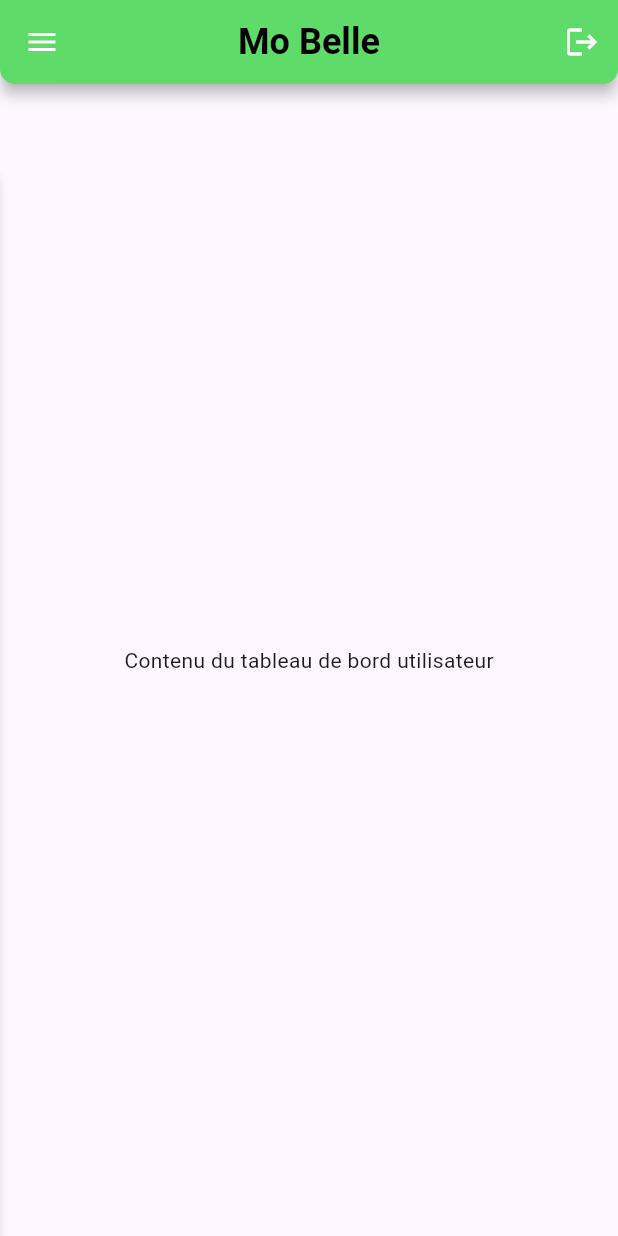
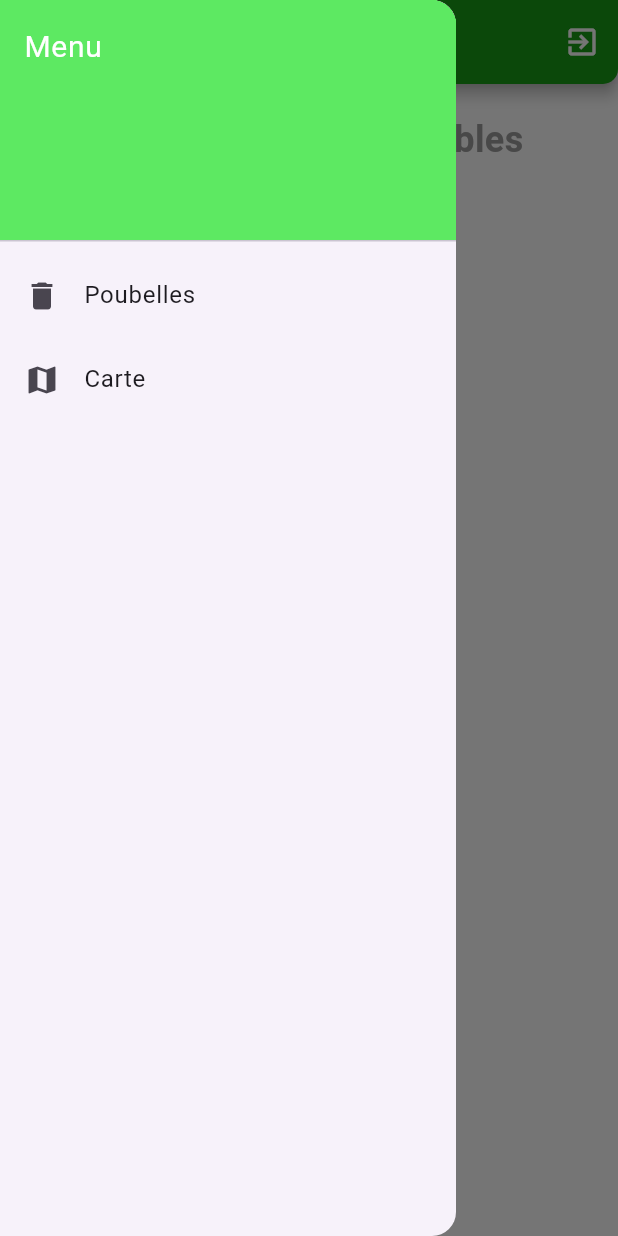
Before and after one commit to Nathan2413/Mobelle, a Flutter app: the UDashboard screen opened directly, with the side drawer open (before the commit the screen has no drawer), on a phone screen of 412 x 824 dp. Run offline on Flutter 3.47's test engine with Material 3 defaults, Android fonts, the phone set to English and light mode, and no system bars; our stand-ins replace cloud_firestore, file_picker, firebase_core; accounts and stored records are empty.

Commit message:
17052024

```diff
--- /dev/null
+++ b/lib/utilisateur/fako.dart
@@ -0,0 +1,156 @@
+import 'package:flutter/material.dart';
+import 'package:cloud_firestore/cloud_firestore.dart';
+
+class FakoScreen extends StatelessWidget {
+  @override
+  Widget build(BuildContext context) {
+    return Scaffold(
+      body: Container(
+        padding: EdgeInsets.all(20.0),
+        alignment: Alignment.center,
+        color: Colors.white,
+        child: Column(
+          mainAxisAlignment: MainAxisAlignment.center,
+          children: [
+            Text(
+              'Les poubelles disponibles',
+              style: TextStyle(
+                fontSize: 24.0,
+                fontWeight: FontWeight.bold,
+                color: Colors.grey,
+              ),
+            ),
+            SizedBox(height: 20.0),
+            Expanded(
+              child: PoubellesList(), // Affiche la liste des poubelles
+            ),
+          ],
+        ),
+      ),
+    );
+  }
+}
+
+class PoubellesList extends StatelessWidget {
+  @override
+  Widget build(BuildContext context) {
+    return StreamBuilder(
+      stream: FirebaseFirestore.instance.collection('poubelles').snapshots(),
+      builder: (BuildContext context, AsyncSnapshot<QuerySnapshot> snapshot) {
+        if (snapshot.hasError) {
+          return Text('Erreur: ${snapshot.error}');
+        }
+
+        if (snapshot.connectionState == ConnectionState.waiting) {
+          return CircularProgressIndicator();
+        }
+
+        if (snapshot.data!.docs.isEmpty) {
+          return Text('Aucune poubelle disponible.');
+        }
+
+        return ListView(
+          children: snapshot.data!.docs.map((DocumentSnapshot document) {
+            Map<String, dynamic> data = document.data() as Map<String, dynamic>;
+            String nom = data['nom'];
+            String localisation = data['localisation'];
+            return PoubelleCard(
+              nom: nom,
+              localisation: localisation,
+            );
+          }).toList(),
+        );
+      },
+    );
+  }
+}
+
+class PoubelleCard extends StatelessWidget {
+  final String nom;
+  final String localisation;
+
+  PoubelleCard({required this.nom, required this.localisation});
+
+  @override
+  Widget build(BuildContext context) {
+    return Card(
+      elevation: 4,
+      margin: EdgeInsets.symmetric(vertical: 10.0),
+      color: Colors.grey[300], // Utilisation d'une teinte de gris neutre
+      child: Padding(
+        padding: EdgeInsets.all(10.0),
+        child: Row(
+          children: [
+            Image.asset(
+              'images/bg.png',
+              width: 100.0,
+              height: 100.0,
+              fit: BoxFit.cover,
+            ),
+            SizedBox(width: 10.0),
+            Expanded(
+              child: Column(
+                crossAxisAlignment: CrossAxisAlignment.start,
+                children: [
+                  Row(
+                    children: [
+                      Icon(Icons.title, color: Colors.blue),
+                      SizedBox(width: 5.0),
+                      Text(
+                        nom,
+                        style: TextStyle(
+                          fontSize: 18.0,
+                          fontWeight: FontWeight.bold,
+                          color: Colors.black,
+                        ),
+                      ),
+                    ],
+                  ),
+                  SizedBox(height: 8.0),
+                  Row(
+                    children: [
+                      Icon(Icons.location_on,
+                          color: Color.fromARGB(255, 240, 31, 28)),
+                      SizedBox(width: 5.0),
+                      Text(
+                        localisation,
+                        style: TextStyle(
+                          fontSize: 16.0,
+                          color: Colors.black,
+                        ),
+                      ),
+                    ],
+                  ),
+                  SizedBox(height: 8.0),
+                  Align(
+                    alignment: Alignment.centerRight,
+                    child: Container(
+                      decoration: BoxDecoration(
+                        color: Color.fromARGB(
+                            255, 16, 165, 8), // Couleur de fond du bouton
+                        borderRadius:
+                            BorderRadius.circular(10.0), // Bordure arrondie
+                      ),
+                      child: TextButton(
+                        onPressed: () {
+                          // Action à effectuer lorsque le bouton est pressé
+                        },
+                        child: Text(
+                          'Details',
+                          style: TextStyle(
+                            fontSize: 14.0,
+                            color: Colors.white, // Couleur du texte du bouton
+                          ),
+                        ),
+                      ),
+                    ),
+                  ),
+                ],
+              ),
+            ),
+          ],
+        ),
+      ),
+    );
+  }
+}
--- a/lib/utilisateur/u_dashboard.dart
+++ b/lib/utilisateur/u_dashboard.dart
@@ -1,179 +1,164 @@
 import 'package:flutter/material.dart';
-import '../ecran.dart';
-import '../carte.dart';
+import '../ecran.dart'; // Importation de "../ecran.dart"
+import 'fako.dart'; // Importation de "../fako.dart"
 
 class UDashboard extends StatefulWidget {
-  const UDashboard({Key? key}) : super(key: key);
-
   @override
   _UDashboardState createState() => _UDashboardState();
 }
 
 class _UDashboardState extends State<UDashboard>
     with SingleTickerProviderStateMixin {
-  late AnimationController _animationController;
-  late Animation<double> _animation;
-
-  bool _isMenuOpen = false;
+  bool _showImage = false;
+  late AnimationController _controller;
+  late Animation<Offset> _animation;
 
   @override
   void initState() {
     super.initState();
-    _animationController = AnimationController(
+    _controller = AnimationController(
       vsync: this,
-      duration: Duration(milliseconds: 300),
+      duration: Duration(milliseconds: 500), // Durée de l'animation
     );
-    _animation = CurvedAnimation(
-      parent: _animationController,
-      curve: Curves.easeInOut,
-    );
+    _animation = Tween<Offset>(
+      begin: Offset(0.0, 1.0), // Commence en bas de l'écran
+      end: Offset.zero, // Se termine en haut de l'écran
+    ).animate(_controller);
   }
 
   @override
   void dispose() {
-    _animationController.dispose();
+    _controller.dispose();
     super.dispose();
-  }
-
-  void _toggleMenu() {
-    setState(() {
-      _isMenuOpen = !_isMenuOpen;
-      if (_isMenuOpen) {
-        _animationController.forward();
-      } else {
-        _animationController.reverse();
-      }
-    });
-  }
-
-  void _navigateToCarte() {
-    Navigator.push(
-      context,
-      MaterialPageRoute(builder: (context) => Carte()),
-    );
   }
 
   @override
   Widget build(BuildContext context) {
     return Scaffold(
       appBar: AppBar(
-        title: Text(
-          'Mo Belle',
-          style: TextStyle(
-            color: Colors.black,
-            fontSize: 24.0,
-            fontWeight: FontWeight.bold,
-          ),
-        ),
-        centerTitle: true,
-        backgroundColor: const Color.fromARGB(255, 93, 233, 98),
+        backgroundColor: const Color.fromARGB(255, 16, 165, 8),
         shape: RoundedRectangleBorder(
-          borderRadius: BorderRadius.only(
-            bottomLeft: Radius.circular(10.0),
-            bottomRight: Radius.circular(10.0),
-          ),
+          borderRadius: BorderRadius.vertical(bottom: Radius.circular(10)),
         ),
         elevation: 4,
         shadowColor: Colors.grey[400],
-        leading: IconButton(
-          icon: AnimatedIcon(
-            icon: AnimatedIcons.menu_close,
-            progress: _animationController,
+        title: Center(
+          child: Text(
+            'Mo Belle',
+            style: TextStyle(
+              fontWeight: FontWeight.bold,
+              color: Colors.white,
+              fontSize: 24,
+              shadows: [
+                Shadow(
+                  color: Colors.black.withOpacity(0.5),
+                  blurRadius: 2,
+                  offset: Offset(2, 2),
                 ),
-          onPressed: _toggleMenu,
+              ],
+            ),
+          ),
+        ),
+        leading: Builder(
+          builder: (BuildContext context) {
+            return IconButton(
+              icon: Icon(Icons.menu),
+              onPressed: () {
+                Scaffold.of(context).openDrawer();
+              },
+            );
+          },
         ),
         actions: [
           IconButton(
-            icon: Icon(Icons.logout),
+            icon: Icon(Icons.exit_to_app),
             onPressed: () {
-              Navigator.pushReplacement(
+              Navigator.push(
                 context,
                 MaterialPageRoute(
-                  builder: (context) => MyApp(),
+                  builder: (context) =>
+                      MyApp(), // Redirection vers MyApp() de "../ecran.dart"
                 ),
               );
             },
           ),
         ],
       ),
-      body: Stack(
+      drawer: Drawer(
+        child: ListView(
+          padding: EdgeInsets.zero,
           children: [
-          Container(
-            child: Center(
-              child: Text('Contenu du tableau de bord utilisateur'),
+            DrawerHeader(
+              decoration: BoxDecoration(
+                color: const Color.fromARGB(255, 93, 233, 98),
+              ),
+              child: Text(
+                'Menu',
+                style: TextStyle(
+                  color: Colors.white,
+                  fontSize: 20,
                 ),
               ),
-          Positioned(
-            top: kToolbarHeight,
-            left: 0,
-            right: 0,
-            height: MediaQuery.of(context).size.height - kToolbarHeight,
-            child: SlideTransition(
-              position: Tween<Offset>(
-                begin: Offset(-1.0, 0),
-                end: Offset(0, 0),
-              ).animate(_animation),
-              child: Container(
-                padding: EdgeInsets.symmetric(horizontal: 16.0),
-                decoration: BoxDecoration(
-                  color: Colors.white,
-                  borderRadius: BorderRadius.only(
-                    topLeft: Radius.circular(10.0),
-                    topRight: Radius.circular(10.0),
             ),
-                  boxShadow: [
-                    BoxShadow(
-                      color: Colors.grey.withOpacity(0.3),
-                      offset: Offset(0, 2),
-                      blurRadius: 4,
+            ListTile(
+              leading: Icon(Icons.delete),
+              title: Text('Poubelles'),
+              onTap: () {
+                setState(() {
+                  _showImage = false;
+                });
+              },
             ),
-                  ],
-                ),
-                child: ListView(
-                  children: [
-                    SizedBox(height: 16.0),
             ListTile(
-                      title: Text(
-                        'Poubelles',
-                        style: TextStyle(
-                          fontSize: 18,
-                          fontWeight: FontWeight.bold,
-                          color: Colors.black,
-                        ),
-                        textAlign: TextAlign.center,
-                      ),
-                      leading: Text(
-                        '🗑️', // Emoji pour la poubelle
-                        style: TextStyle(fontSize: 32),
-                        textAlign: TextAlign.center,
-                      ),
-                    ),
-                    SizedBox(height: 16.0),
-                    ListTile(
-                      title: Text(
-                        'Carte',
-                        style: TextStyle(
-                          fontSize: 18,
-                          fontWeight: FontWeight.bold,
-                          color: Colors.black,
-                        ),
-                        textAlign: TextAlign.center,
-                      ),
-                      leading: Text(
-                        '🗺️', // Emoji pour la carte
-                        style: TextStyle(fontSize: 32),
-                        textAlign: TextAlign.center,
-                      ),
-                      onTap:
-                          _navigateToCarte, // Naviguer vers la page "Carte" lors du clic
+              leading: Icon(Icons.map),
+              title: Text('Carte'),
+              onTap: () {
+                setState(() {
+                  _showImage = true;
+                });
+                _controller.forward(); // Démarrer l'animation
+                Navigator.pop(context); // Ferme le rideau (drawer)
+              },
             ),
           ],
         ),
       ),
+      body: Container(
+        color: Colors.white, // Couleur de fond blanc
+        child: _showImage ? _buildImageWithAnimation() : FakoScreen(),
+      ),
+    );
+  }
+
+  Widget _buildImageWithAnimation() {
+    return SlideTransition(
+      position: _animation, // Appliquer l'animation de bas en haut
+      child: Padding(
+        padding: const EdgeInsets.only(top: 80.0), // Padding ajusté à 80
+        child: Column(
+          children: [
+            Padding(
+              padding: const EdgeInsets.all(8.0),
+              child: Text(
+                'Carte',
+                style: TextStyle(
+                  color:
+                      Colors.grey[700], // Couleur de texte gris professionnel
+                  fontSize: 36, // Taille de police 36
+                  fontWeight: FontWeight.bold,
+                ),
+              ),
+            ),
+            AspectRatio(
+              aspectRatio: 16 / 12,
+              child: Image.asset(
+                'images/plan2.jpg',
+                fit: BoxFit.cover,
               ),
             ),
           ],
         ),
+      ),
     );
   }
 }
--- a/pubspec.yaml
+++ b/pubspec.yaml
@@ -72,10 +72,13 @@ flutter:
     - images/pou5.jpg
     - images/pou5.jpeg
     - images/plan2.jpg
+    - images/bella.jpg
     - images/eau_vive.png
+    - images/bg.png
     - images/banane.png
     - images/oeuf.png
     - images/carton.png
+
 
   # An image asset can refer to one or more resolution-specific "variants", see
   # https://flutter.dev/assets-and-images/#resolution-aware
```
Also changed, not shown: images/bella.jpg (added), images/bg.png (added), images/pou5.jpg. Lines whose indentation alone changed are shown as unchanged.
